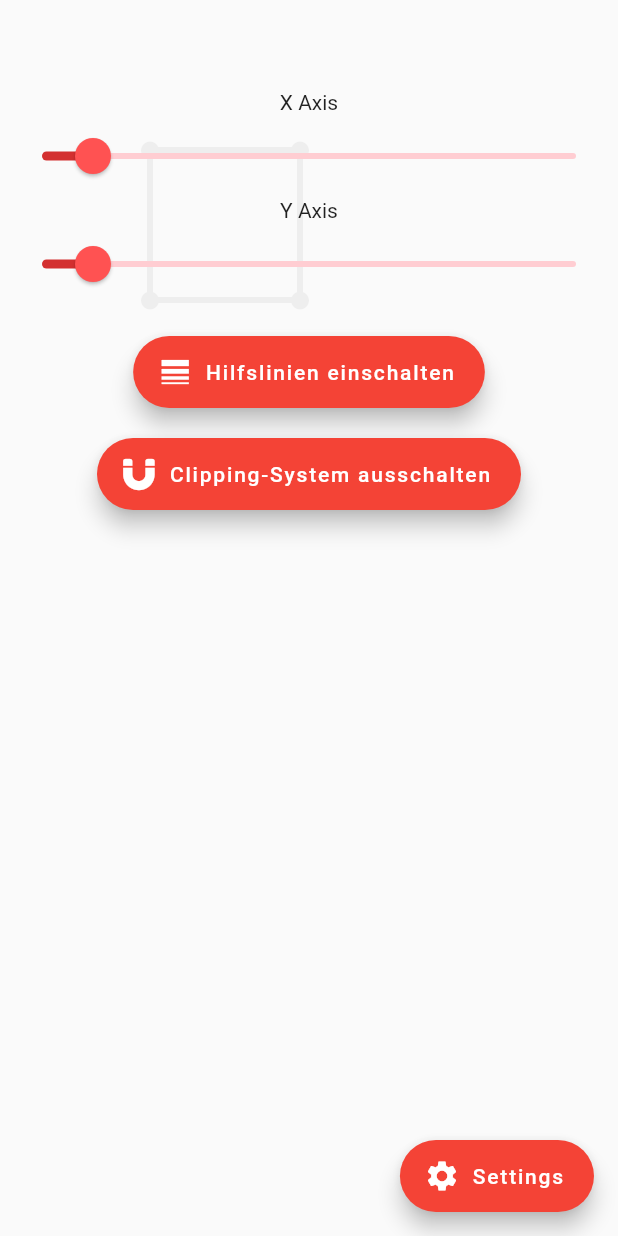
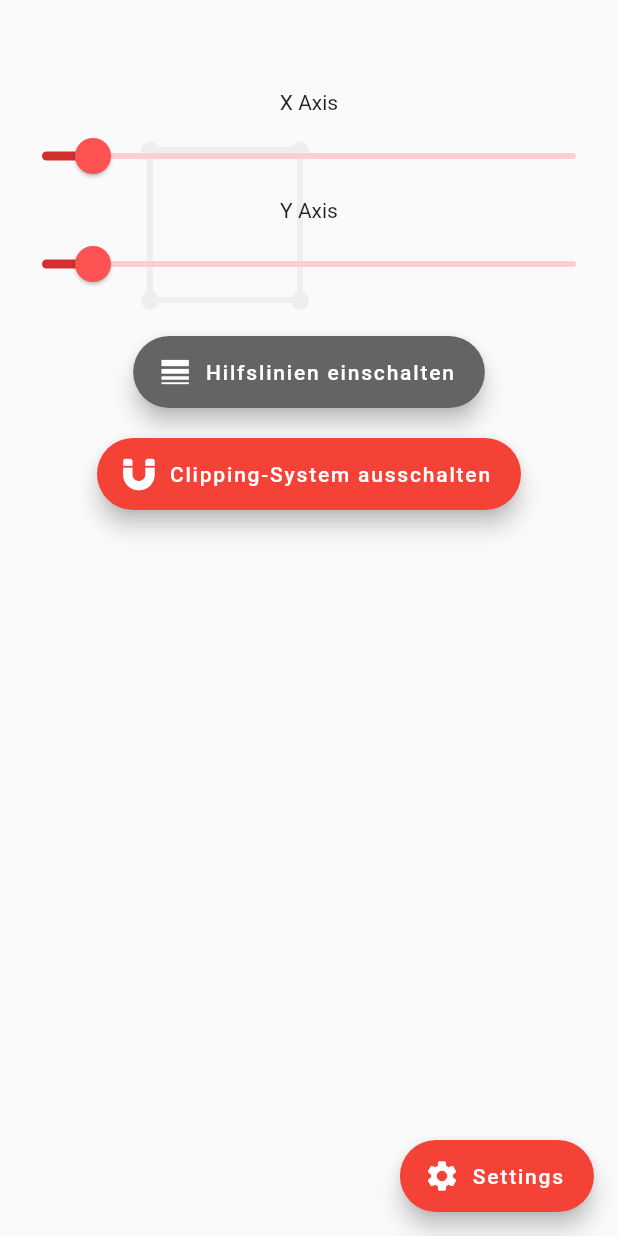
Before and after one commit to ffabss/flutter_demo, a Flutter app: the HomePage screen opened directly, after a tap on "Settings", after a tap on "Hilfslinien ausschalten", on a phone screen of 412 x 824 dp. Run offline on Flutter 3.47's test engine with Material 2 defaults, Android fonts, the phone set to English and light mode, and no system bars; our stand-ins replace flutter_icons, location, rflutter_alert; missing offline and left inert: wifi_configuration.

Commit message:
did some changes, u know

```diff
--- a/lib/screens/routeScreen.dart
+++ b/lib/screens/routeScreen.dart
@@ -92,7 +92,7 @@ class _HomePageState extends State<HomePage> with TickerProviderStateMixin {
                                   : 'Hilfslinien einschalten'),
                               icon: Icon(Icons.line_weight),
                               foregroundColor: Colors.white,
-                              backgroundColor: Colors.red,
+                              backgroundColor: helperLinesActivated ? Colors.red : Color.fromRGBO(100, 100, 100, 1),
                             ),
                           ],
                         ),
@@ -115,7 +115,7 @@ class _HomePageState extends State<HomePage> with TickerProviderStateMixin {
                                   : 'Clipping-System einschalten'),
                               icon: Icon(FontAwesome.magnet),
                               foregroundColor: Colors.white,
-                              backgroundColor: Colors.red,
+                              backgroundColor: clippingSystemActivated ? Colors.red : Color.fromRGBO(100, 100, 100, 1),
                             ),
                           ],
                         ),
@@ -144,7 +144,6 @@ class _HomePageState extends State<HomePage> with TickerProviderStateMixin {
 
   void _onScaleUpdate(ScaleUpdateDetails event) {
     print('bro we are scaling');
-    //return
     return;
     _scale = event.scale;
     _repaintNotifier.value += 1;
@@ -203,12 +202,12 @@ class Painter extends CustomPainter {
       for (int i = 1; i <= xAxisClippingSteps; i++) {
         double xStep = width / (xAxisClippingSteps + 1);
         canvas.drawLine(
-            Offset(xStep * i, 0), Offset(xStep * i, height), _paintHelperLine);
+            Offset(xStep * i * _scale, 0), Offset(xStep * i * _scale, height * _scale), _paintHelperLine);
       }
       for (int i = 1; i <= yAxisClippingSteps; i++) {
         double yStep = height / (yAxisClippingSteps + 1);
         canvas.drawLine(
-            Offset(0, yStep * i), Offset(width, yStep * i), _paintHelperLine);
+            Offset(0, yStep * i * _scale), Offset(width * _scale, yStep * i * _scale), _paintHelperLine);
       }
     }
   }
```
Also changed, not shown: lib/screens/homeSchauer.dart (+4 -55 lines).
